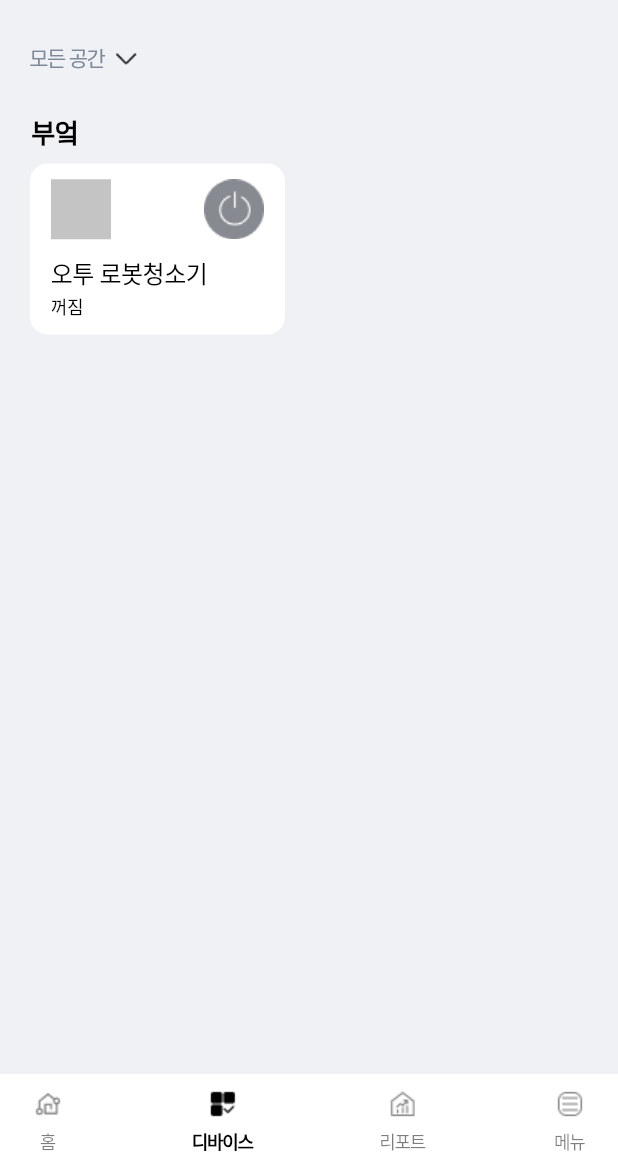
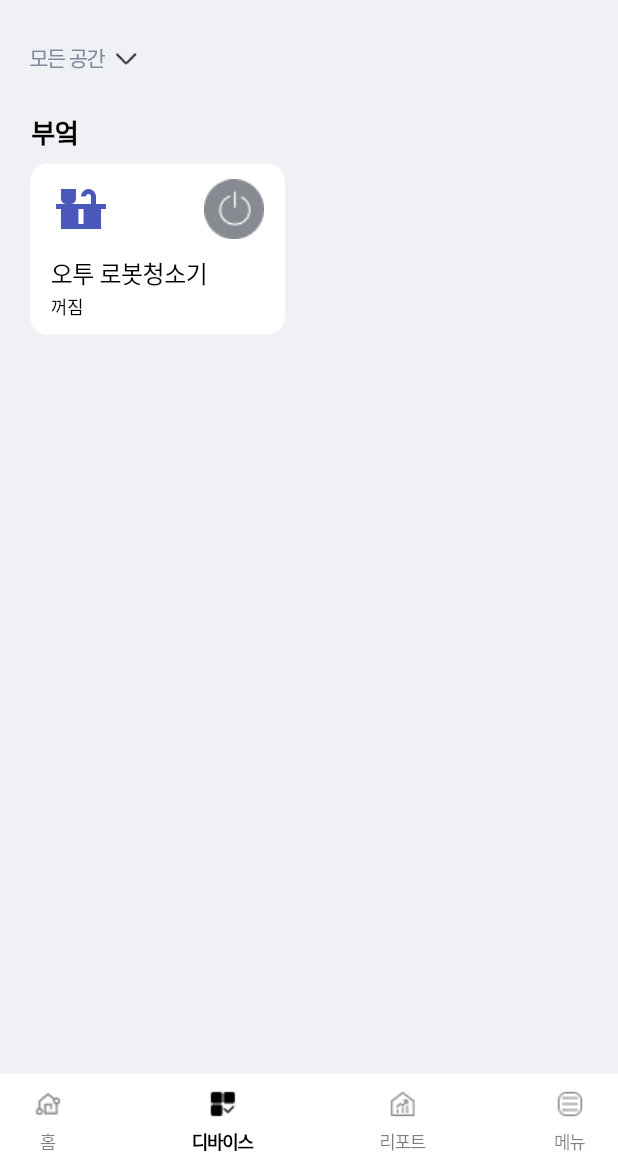
Before and after one commit to songga0/O2thinq, a Flutter app: the screen it shows after launch, item 2 of the bottom bar chosen, on a phone screen of 412 x 824 dp, the part 63-1236 px from its top. Run offline on Flutter 3.47's test engine with Material 3 defaults, Android fonts, the phone set to English and light mode, and no system bars; our stand-ins replace permission_handler; missing offline and left inert: flutter_reactive_ble; Roboto replaces fonts that are missing (One UI Sans APP VF).

Commit message:
[디바이스 아이콘]

```diff
--- a/lib/device.dart
+++ b/lib/device.dart
@@ -169,11 +169,12 @@ class _DeviceCardState extends State<DeviceCard> {
                 mainAxisAlignment: MainAxisAlignment.spaceBetween,
                 crossAxisAlignment: CrossAxisAlignment.start,
                 children: [
-                  Container(
-                    width: 40,
-                    height: 40,
-                    decoration: const BoxDecoration(color: Color(0xFFC4C4C4)),
+                  const Icon(
+                    Icons.countertops,
+                    size: 40,   // 기존 Container 크기에 맞게
+                    color: Color(0xFF4A58BB),
                   ),
+
                   GestureDetector(
                     onTap: _toggleImage,
                     child: Container(
```
